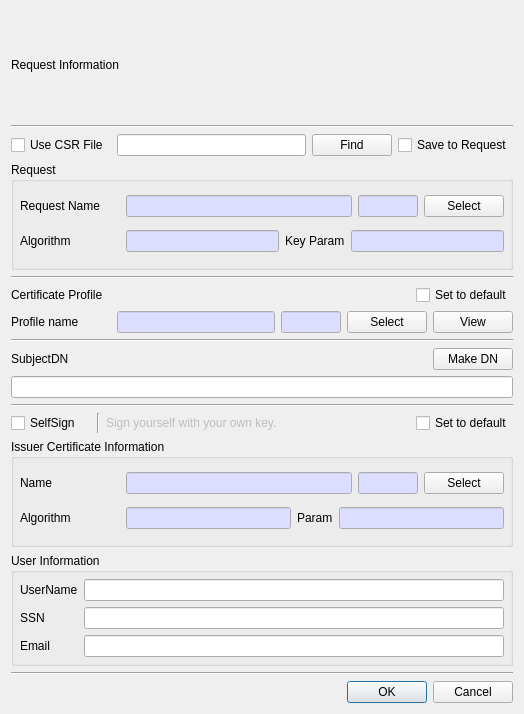
Old version of the form CertMan/make_cert_dlg.ui in the repository jykim74/CertMan.
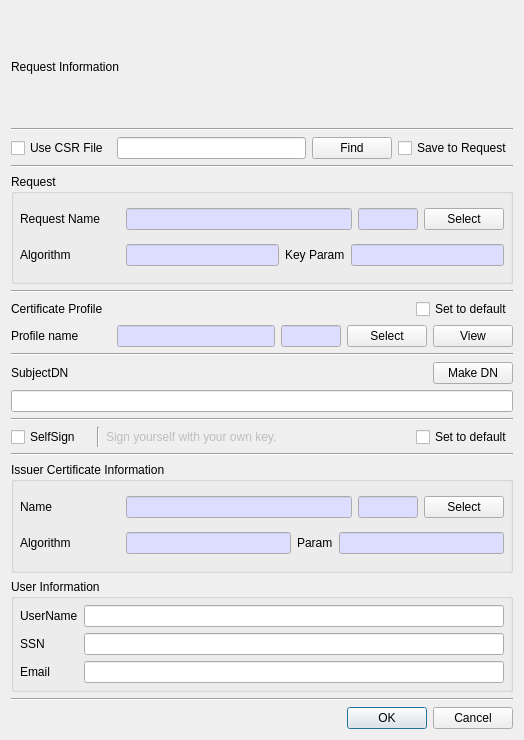
New version of the form.

The edit to the form file:
```diff
--- a/CertMan/make_cert_dlg.ui
+++ b/CertMan/make_cert_dlg.ui
@@ -7,7 +7,7 @@
     <x>0</x>
     <y>0</y>
     <width>524</width>
-    <height>714</height>
+    <height>740</height>
    </rect>
   </property>
   <property name="windowTitle">
@@ -78,6 +78,13 @@
      </item>
     </layout>
    </item>
+   <item>
+    <widget class="Line" name="line_7">
+     <property name="orientation">
+      <enum>Qt::Horizontal</enum>
+     </property>
+    </widget>
+   </item>
    <item>
     <widget class="QGroupBox" name="mReqGroup">
      <property name="title">
@@ -670,6 +677,13 @@
      </item>
     </layout>
    </item>
+   <item>
+    <widget class="Line" name="line_8">
+     <property name="orientation">
+      <enum>Qt::Horizontal</enum>
+     </property>
+    </widget>
+   </item>
    <item>
     <widget class="QGroupBox" name="mIssuerGroup">
      <property name="minimumSize">
```
